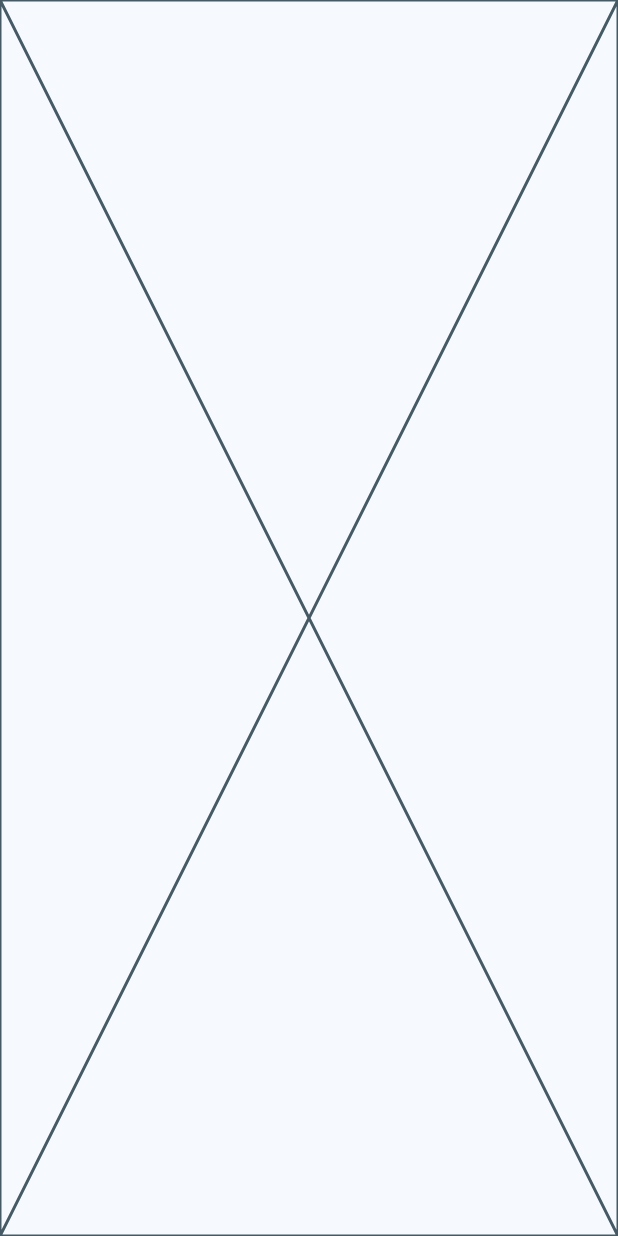
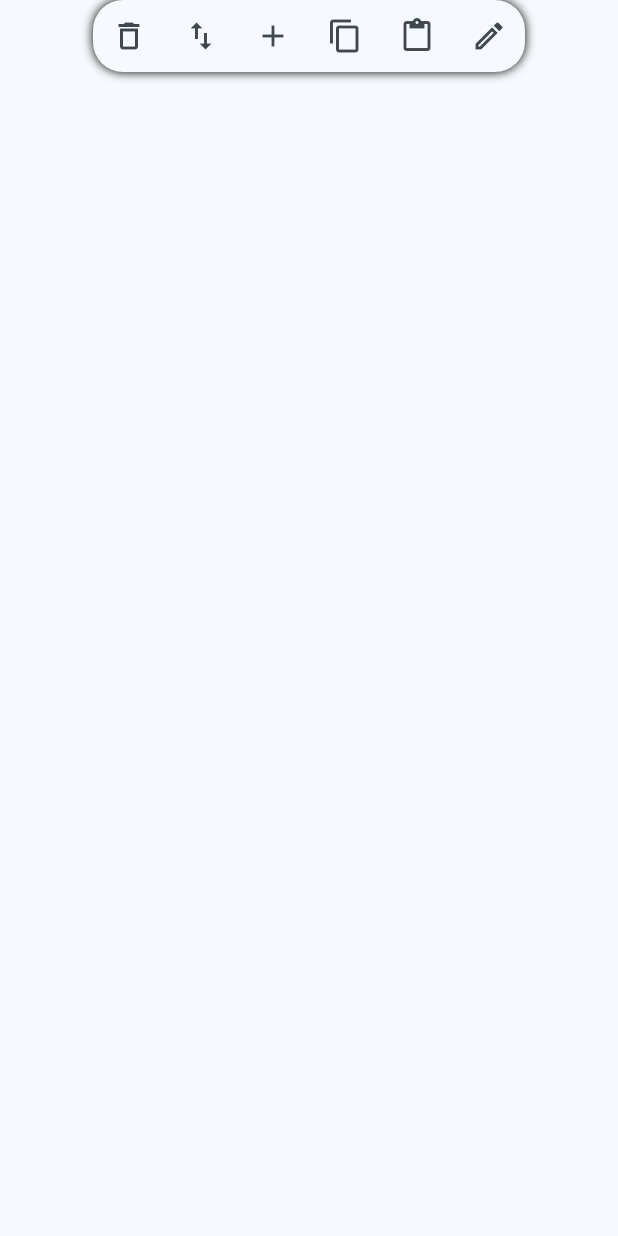
Before and after one commit to JoelLV/event-planner-web, a Flutter app: the screen it shows after launch, on a phone screen of 412 x 824 dp. Run offline on Flutter 3.47's test engine with Material 3 defaults, Android fonts, the phone set to English and light mode, and no system bars.

Commit message:
Begin button implementatio of toolbar

```diff
--- a/lib/ui/ro_editor/widgets/ro_editor_widget.dart
+++ b/lib/ui/ro_editor/widgets/ro_editor_widget.dart
@@ -5,6 +5,38 @@ class RoEditor extends StatelessWidget {
 
   @override
   Widget build(BuildContext context) {
-    return const Placeholder();
+    return Column(
+      children: [
+        _ToolBar(),
+      ],
+    );
   }
 }
+
+class _ToolBar extends StatelessWidget {
+  const _ToolBar();
+
+  @override
+  Widget build(BuildContext context) {
+    return IntrinsicWidth(
+      child: Container(
+        decoration: BoxDecoration(
+          color: Theme.of(context).colorScheme.surface,
+          boxShadow: [BoxShadow(blurRadius: 5)],
+          borderRadius: BorderRadius.circular(20),
+        ),
+        child: Row(
+          mainAxisAlignment: .center,
+          children: [
+            IconButton(onPressed: () {}, icon: Icon(Icons.delete_outline)),
+            IconButton(onPressed: () {}, icon: Icon(Icons.swap_vert)),
+            IconButton(onPressed: () {}, icon: Icon(Icons.add)),
+            IconButton(onPressed: () {}, icon: Icon(Icons.copy)),
+            IconButton(onPressed: () {}, icon: Icon(Icons.paste)),
+            IconButton(onPressed: () {}, icon: Icon(Icons.edit_outlined)),
+          ],
+        ),
+      ),
+    );
+  }
+}
```
